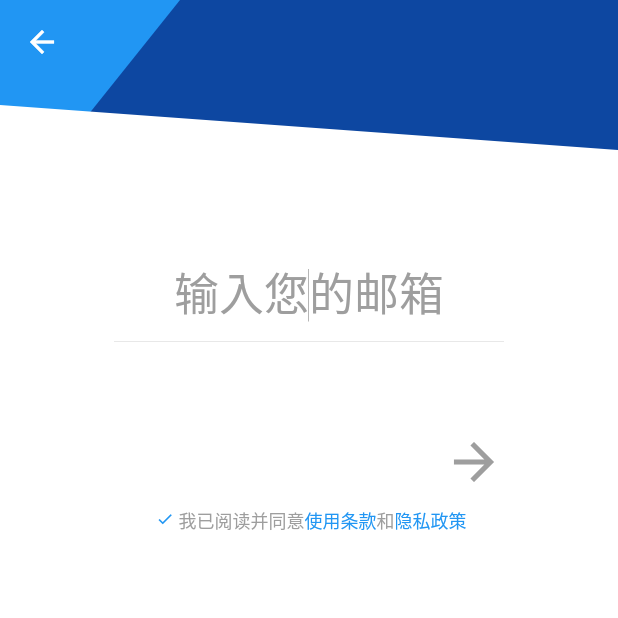
After one commit to cscxj/tim, a Flutter app: the screen it shows after launch, after a tap on "新用户注册", on a phone screen of 412 x 824 dp, the top half of it. The commit adds this screen. Run offline on Flutter 3.47's test engine with Material 2 defaults, Android fonts, the phone set to English and light mode, and no system bars; our stand-ins replace dio, flutter_easyrefresh, flutter_svg, fluttertoast, sticky_headers; network calls fail.

Commit message:
完成注册页面

```diff
--- a/lib/api/api.dart
+++ b/lib/api/api.dart
@@ -1,31 +1,34 @@
+class Api{
+  // 需要路由参数：username
+  static const String connectSocketServer = 'ws://192.168.0.100:7001/';
+
+  ///方法：post  参数：username,password
+  static const String login = 'http://192.168.0.100:7000/login';
+  ///方法：post  参数：email_address
+  static const String register = 'http://192.168.0.100:7000/get_code';
+
+  /// 方法：post 参数：username
+  static const String getGroups = 'http://192.168.0.100:7000/get_groups';
+  /// 方法：post 参数：groupId
+  static const String getFriends = 'http://192.168.0.100:7000/get_friends';
+  /// 方法：post 参数：username
+  static const String getConversations = 'http://192.168.0.100:7000/get_conversations';
+  /// 方法：post 参数：username,friend,startIndex
+  static const String getMessages = 'http://192.168.0.100:7000/get_messages';
+}
+
 // class Api{
 //   // 需要路由参数：username
-//   static const String connectSocketServer = 'ws://192.168.0.100:7001/';
+//   static const String connectSocketServer = 'ws://47.106.226.127:7001/';
 
 //   ///方法：post  参数：username,password
-//   static const String login = 'http://192.168.0.100:7000/login';
+//   static const String login = 'http://47.106.226.127:7000/login';
 //   /// 方法：post 参数：username
-//   static const String getGroups = 'http://192.168.0.100:7000/get_groups';
+//   static const String getGroups = 'http://47.106.226.127:7000/get_groups';
 //   /// 方法：post 参数：groupId
-//   static const String getFriends = 'http://192.168.0.100:7000/get_friends';
+//   static const String getFriends = 'http://47.106.226.127:7000/get_friends';
 //   /// 方法：post 参数：username
-//   static const String getConversations = 'http://192.168.0.100:7000/get_conversations';
+//   static const String getConversations = 'http://47.106.226.127:7000/get_conversations';
 //   /// 方法：post 参数：username,friend,startIndex
-//   static const String getMessages = 'http://192.168.0.100:7000/get_messages';
+//   static const String getMessages = 'http://47.106.226.127:7000/get_messages';
 // }
-
-class Api{
-  // 需要路由参数：username
-  static const String connectSocketServer = 'ws://47.106.226.127:7001/';
-
-  ///方法：post  参数：username,password
-  static const String login = 'http://47.106.226.127:7000/login';
-  /// 方法：post 参数：username
-  static const String getGroups = 'http://47.106.226.127:7000/get_groups';
-  /// 方法：post 参数：groupId
-  static const String getFriends = 'http://47.106.226.127:7000/get_friends';
-  /// 方法：post 参数：username
-  static const String getConversations = 'http://47.106.226.127:7000/get_conversations';
-  /// 方法：post 参数：username,friend,startIndex
-  static const String getMessages = 'http://47.106.226.127:7000/get_messages';
-}
--- a/lib/pages/login_page.dart
+++ b/lib/pages/login_page.dart
@@ -5,8 +5,10 @@ import 'package:flutter/cupertino.dart';
 import 'package:flutter/material.dart';
 import 'package:flutter_tim/api/api.dart';
 import 'package:flutter_tim/pages/home_page.dart';
+import 'package:flutter_tim/pages/register_page.dart';
 import 'package:flutter_tim/state/user_state.dart';
 import 'package:flutter_tim/utils/keyboard_detector.dart';
+import 'package:flutter_tim/widgets/enter_exit_route.dart';
 import 'package:fluttertoast/fluttertoast.dart';
 import 'dart:convert' as cv;
 
@@ -37,13 +39,20 @@ class _LoginPageState extends State<LoginPage> with TickerProviderStateMixin {
 
   bool _keyBoardShow = false;
 
-  Widget getLinkText(String text, {size: 14.0}) {
-    return Padding(
+  Widget getLinkText(
+    String text, {
+    size: 14.0,
+    Function onPress,
+  }) {
+    return GestureDetector(
+      onTap: onPress,
+      child: Padding(
           padding: EdgeInsets.all(10.0),
           child: Text(
             text,
             style: TextStyle(color: Colors.blue, fontSize: size),
-        ));
+          )),
+    );
   }
 
   Widget getInputBox(
@@ -103,8 +112,7 @@ class _LoginPageState extends State<LoginPage> with TickerProviderStateMixin {
             hometown: user['hometown'],
             school: user['school'],
             company: user['company'],
-          picture: user['picture']
-        );
+            picture: user['picture']);
         Navigator.push(context, CupertinoPageRoute(builder: (_) {
           return HomePage();
         }));
@@ -395,7 +403,12 @@ class _LoginPageState extends State<LoginPage> with TickerProviderStateMixin {
                             child: Row(
                               mainAxisAlignment: MainAxisAlignment.spaceBetween,
                               children: <Widget>[
-                                getLinkText('新用户注册'),
+                                getLinkText('新用户注册',onPress: (){
+                                  Navigator.push(context, EnterExitRoute(
+                                    exitPage: widget,
+                                    enterPage: RegisterPage()
+                                  ));
+                                }),
                                 _formEnterAnimation.value < .5
                                     ? getLinkText('了解TIM')
                                     : getLinkText('无法登录?')
--- /dev/null
+++ b/lib/pages/register_page.dart
@@ -0,0 +1,228 @@
+import 'package:dio/dio.dart';
+import 'package:flutter/material.dart';
+import 'package:flutter/services.dart';
+import 'package:flutter_tim/api/api.dart';
+import 'package:flutter_tim/pages/register_page/cell_Input_view.dart';
+import 'package:flutter_tim/utils/scroll_behaviors.dart';
+import 'package:flutter_tim/widgets/tim_dialog.dart';
+import 'package:fluttertoast/fluttertoast.dart';
+
+class RegisterPage extends StatefulWidget {
+  const RegisterPage({Key key}) : super(key: key);
+
+  @override
+  _RegisterPageState createState() => _RegisterPageState();
+}
+
+class _RegisterPageState extends State<RegisterPage> {
+  final RegExp _emailRe = RegExp(
+      r'^[_a-z0-9-]+(\.[_a-z0-9-]+)*@[a-z0-9-]+(\.[a-z0-9-]+)*(\.[a-z]{2,})$');
+  bool _inputCorrect = false;
+
+  TextEditingController _inputController;
+  FocusNode _emailInputNode;
+
+  @override
+  void initState() {
+    // TODO: implement initState
+    super.initState();
+    _inputController = TextEditingController();
+
+    _emailInputNode = FocusNode();
+  }
+
+  @override
+  void dispose() {
+    // TODO: implement dispose
+    super.dispose();
+
+    _emailInputNode.dispose();
+  }
+
+  @override
+  Widget build(BuildContext context) {
+    return Scaffold(
+      extendBodyBehindAppBar: true,
+      appBar: AppBar(
+        backgroundColor: Colors.transparent,
+        elevation: .0,
+      ),
+      body: Column(
+        children: <Widget>[
+          CustomPaint(
+            painter: AppBarGgPainter(),
+            child: Container(
+              width: MediaQuery.of(context).size.width,
+              height: 100.0,
+            ),
+          ),
+          Expanded(
+            child: Container(
+              width: MediaQuery.of(context).size.width,
+              color: Colors.white,
+              child: Column(
+                children: <Widget>[
+                  Container(
+                    width: 260.0,
+                    child: Column(
+                      children: <Widget>[
+                        Container(
+                          height: 60.0,
+                        ),
+                        TextField(
+                          focusNode: _emailInputNode,
+                          controller: _inputController,
+                          textAlign: TextAlign.center,
+                          cursorColor: Colors.grey,
+                          style: TextStyle(fontSize: 30.0),
+                          cursorWidth: .5,
+                          autofocus: true,
+                          keyboardType: TextInputType.emailAddress,
+                          onChanged: (text) {
+                            setState(() {
+                              _inputCorrect =
+                                  _emailRe.hasMatch(text) ? true : false;
+                            });
+                          },
+                          decoration: InputDecoration(
+                              //errorText: _errorText,
+                              hintText: '输入您的邮箱',
+                              hintStyle:
+                                  TextStyle(fontSize: 30.0, color: Colors.grey),
+                              border: InputBorder.none),
+                        ),
+                        Divider(
+                          height: 0,
+                          thickness: .5,
+                        ),
+                        Container(
+                          height: 60.0,
+                        ),
+                        Row(
+                          mainAxisAlignment: MainAxisAlignment.end,
+                          children: <Widget>[
+                            InkWell(
+                              onTap: () {
+                                if (_inputCorrect) {
+                                  _emailInputNode.unfocus();
+                                Dio().post(Api.register,queryParameters: {
+                                  'email_address':_inputController.text
+                                }).then((value){
+                                  print(value);
+                                });
+                                showDialog(
+                                    context: context,
+                                    builder: (_) {
+                                      return TimDialog(
+                                        contentView: Container(
+                                          padding: EdgeInsets.symmetric(
+                                              horizontal: 30),
+                                          alignment: Alignment.center,
+                                          child: Text(
+                                            '已发送邮件到您的邮箱，点击邮件中的链接完成注册，请注意查收!',
+                                            textAlign: TextAlign.center,
+                                          ),
+                                        ),
+                                        bottomView: InkWell(
+                                          onTap: () {
+                                            Navigator.pop(context);
+                                          },
+                                          child: Container(
+                                            margin: EdgeInsets.all(10),
+                                            color: Colors.blue[900],
+                                            padding: EdgeInsets.symmetric(
+                                                horizontal: 20, vertical: 8),
+                                            child: Text(
+                                              '确定',
+                                              style: TextStyle(
+                                                  color: Colors.white,
+                                                  fontSize: 16),
+                                            ),
+                                          ),
+                                        ),
+                                      );
+                                    });
+                                } else {
+                                  Fluttertoast.showToast(msg: '邮箱格式不正确！');
+                                }
+                              },
+                              child: Icon(
+                                Icons.arrow_forward,
+                                size: 40.0,
+                                color:
+                                    _inputCorrect ? Colors.blue : Colors.grey,
+                              ),
+                            )
+                          ],
+                        ),
+                        Padding(
+                          padding: EdgeInsets.symmetric(vertical: 10.0),
+                          child: Wrap(
+                            children: <Widget>[
+                              Padding(
+                                  padding: EdgeInsets.symmetric(
+                                      horizontal: 3, vertical: 2),
+                                  child: Icon(
+                                    Icons.check,
+                                    color: Colors.blue,
+                                    size: 12.0,
+                                  )),
+                              RichText(
+                                  text: TextSpan(
+                                      style: TextStyle(
+                                          color: Colors.grey, fontSize: 12.0),
+                                      children: [
+                                    TextSpan(text: '我已阅读并同意'),
+                                    TextSpan(
+                                        style: TextStyle(color: Colors.blue),
+                                        text: '使用条款'),
+                                    TextSpan(text: '和'),
+                                    TextSpan(
+                                        style: TextStyle(color: Colors.blue),
+                                        text: '隐私政策'),
+                                  ]))
+                            ],
+                          ),
+                        ),
+                      ],
+                    ),
+                  ),
+                ],
+              ),
+            ),
+          )
+        ],
+      ),
+    );
+  }
+}
+
+class AppBarGgPainter extends CustomPainter {
+  @override
+  void paint(Canvas canvas, Size size) {
+    final Paint darkPaint = Paint()
+      ..color = Colors.blue
+      ..style = PaintingStyle.fill;
+    final Paint lightPaint = Paint()..color = Colors.blue[900];
+    final Paint whitePaint = Paint()..color = Colors.white;
+
+    Path path1 = Path()
+      ..moveTo(.0, .0)
+      ..lineTo(.0, size.height * 1.5)
+      ..lineTo(size.height * 1.2, .0)
+      ..close();
+    Path path2 = Path()
+      ..moveTo(.0, size.height * 7 / 10)
+      ..lineTo(.0, size.height)
+      ..lineTo(size.width, size.height)
+      ..close();
+    canvas.drawRect(Rect.fromLTWH(0, 0, size.width, size.height), lightPaint);
+    canvas.drawPath(path1, darkPaint);
+    canvas.drawPath(path2, whitePaint);
+  }
+
+  @override
+  bool shouldRepaint(CustomPainter oldDelegate) {
+    return false;
+  }
+}
```
Also changed, not shown: lib/pages/register_page/cell_Input_view.dart (added, +54 -0 lines), lib/widgets/tim_dialog.dart (added, +62 -0 lines), 2 other files. Lines whose indentation alone changed are shown as unchanged.
